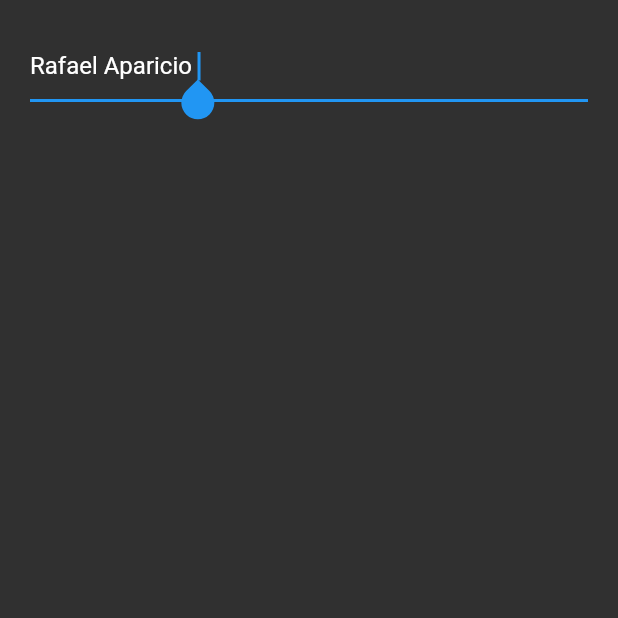
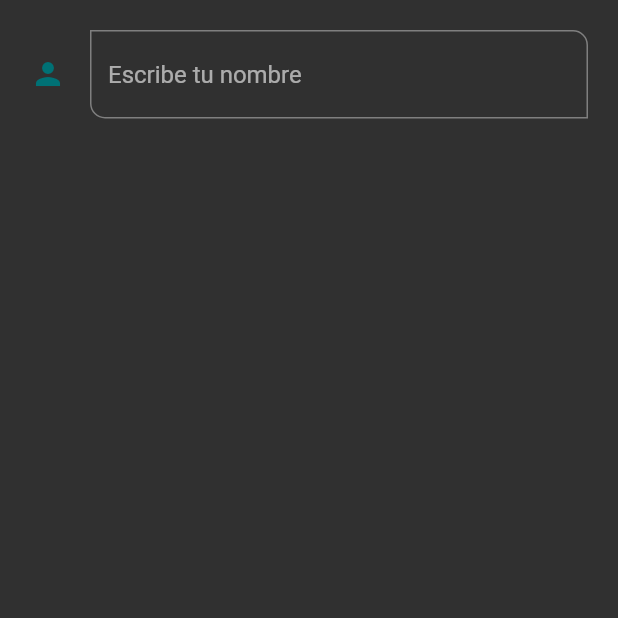
Before and after one commit to apacoder/curso-flutter, a Flutter app: the InputsScreen screen opened by its route, on a phone screen of 412 x 824 dp, the top half of it. Run offline on Flutter 3.47's test engine with Material 2 defaults, Android fonts, the phone set to English and light mode, and no system bars.

Commit message:
text form field validator | decoration

```diff
--- a/lib/curso/2_componentes/screens/inputs_screen.dart
+++ b/lib/curso/2_componentes/screens/inputs_screen.dart
@@ -1,3 +1,4 @@
+import 'package:examples/curso/2_componentes/theme/app_theme.dart';
 import 'package:flutter/material.dart';
 
 class InputsScreen extends StatelessWidget {
@@ -12,12 +13,27 @@ class InputsScreen extends StatelessWidget {
           child: Column(
             children: [
               TextFormField(
-                autofocus: true,
-                initialValue: 'Rafael Aparicio ',
+                // autofocus: true,
                 textCapitalization: TextCapitalization.words,
                 onChanged: (value) {
                   print(value);
                 },
+                validator: (value) {
+                  if (value == null) return 'Este campo es requerido';
+                  if (value == 'puta') return 'dont be malcriado';
+                  return null;
+                },
+                autovalidateMode: AutovalidateMode.onUserInteraction,
+                decoration: InputDecoration(
+                  hintText: 'Escribe tu nombre',
+                  icon: Icon(Icons.person, color: AppTheme.primary),
+                  border: const OutlineInputBorder(
+                    borderRadius: BorderRadius.only(
+                      bottomLeft: Radius.circular(10),
+                      topRight: Radius.circular(10),
+                    ),
+                  ),
+                ),
               ),
             ],
           ),
```
